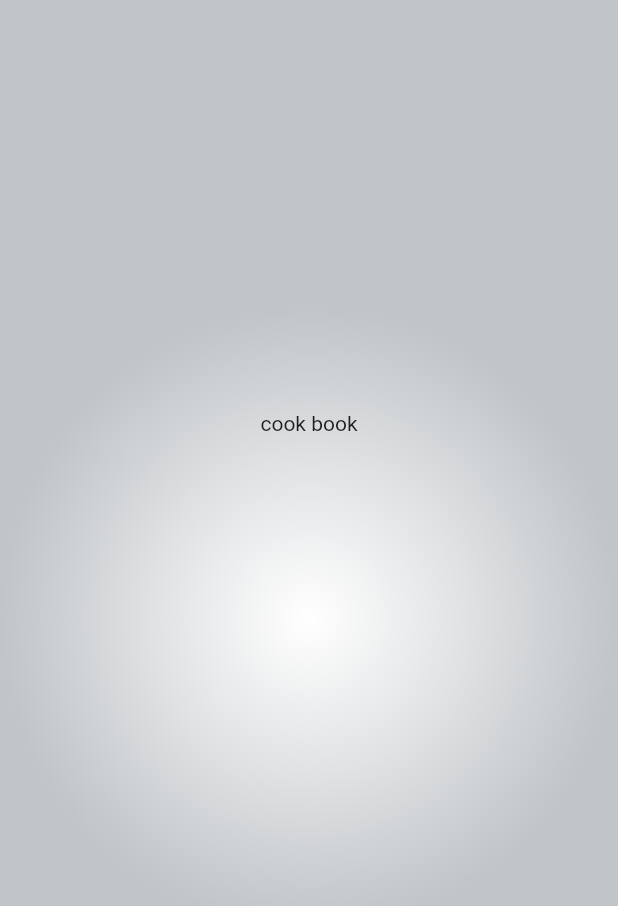
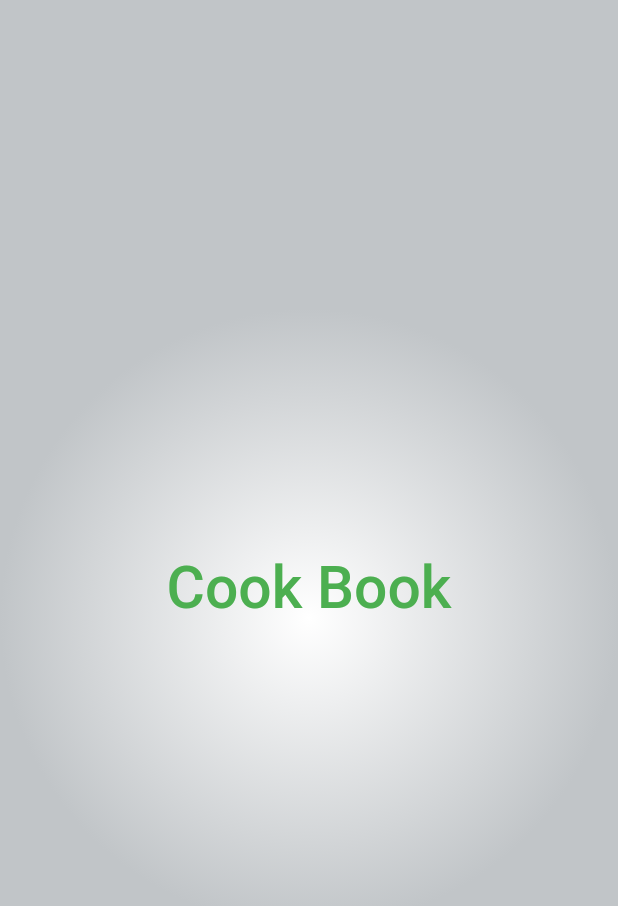
Before and after one commit to phemmyadot/cook-book, a Flutter app: the SplashScreen screen opened directly, on a phone screen of 412 x 824 dp. Shown: the top 906 px of the screen. Run offline on Flutter 3.47's test engine with Material 2 defaults, Android fonts, the phone set to English and light mode, and no system bars.

Commit message:
splash Update

```diff
--- a/lib/screens/splash.dart
+++ b/lib/screens/splash.dart
@@ -12,21 +12,16 @@ class SplashScreen extends StatefulWidget {
 class _SplashScreenState extends State<SplashScreen>
     with SingleTickerProviderStateMixin {
   final _scaffoldKey = GlobalKey<ScaffoldState>();
-  AnimationController _textAnimationController;
 
   var _isInit = true;
 
   @override
   void initState() {
-    _textAnimationController =
-        AnimationController(vsync: this, duration: Duration(seconds: 3))
-          ..repeat();
     super.initState();
   }
 
   @override
   void dispose() {
-    _textAnimationController.dispose();
     super.dispose();
   }
 
@@ -46,7 +41,6 @@ class _SplashScreenState extends State<SplashScreen>
     return new Timer(duration, () => route());
   }
 
-//check on login
   route() async {
     Navigator.of(context).pushNamedAndRemoveUntil(
       EntryScreen.routeName,
@@ -63,7 +57,7 @@ class _SplashScreenState extends State<SplashScreen>
   }
 
   initScreen(BuildContext context) {
-    double targetValue = MediaQuery.of(context).size.height * 0.3;
+    double targetValue = MediaQuery.of(context).size.height * 0.05;
     return Scaffold(
       body: Container(
         width: double.infinity,
@@ -80,14 +74,15 @@ class _SplashScreenState extends State<SplashScreen>
                 children: [
                   TweenAnimationBuilder(
                     tween: Tween<double>(begin: 0, end: targetValue),
-                    onEnd: () {
-                      setState(() => targetValue = targetValue);
-                    },
+                    onEnd: () => setState(() => targetValue = targetValue),
                     duration: Duration(seconds: 2),
                     builder: (BuildContext context, double size, Widget child) {
                       return Container(
-                        height: size,
-                        child: Text('cook book'),
+                        child: Text('Cook Book',
+                            style: TextStyle(
+                                fontSize: size,
+                                color: Colors.green[500],
+                                fontWeight: FontWeight.w500)),
                       );
                     },
                   ),
```
